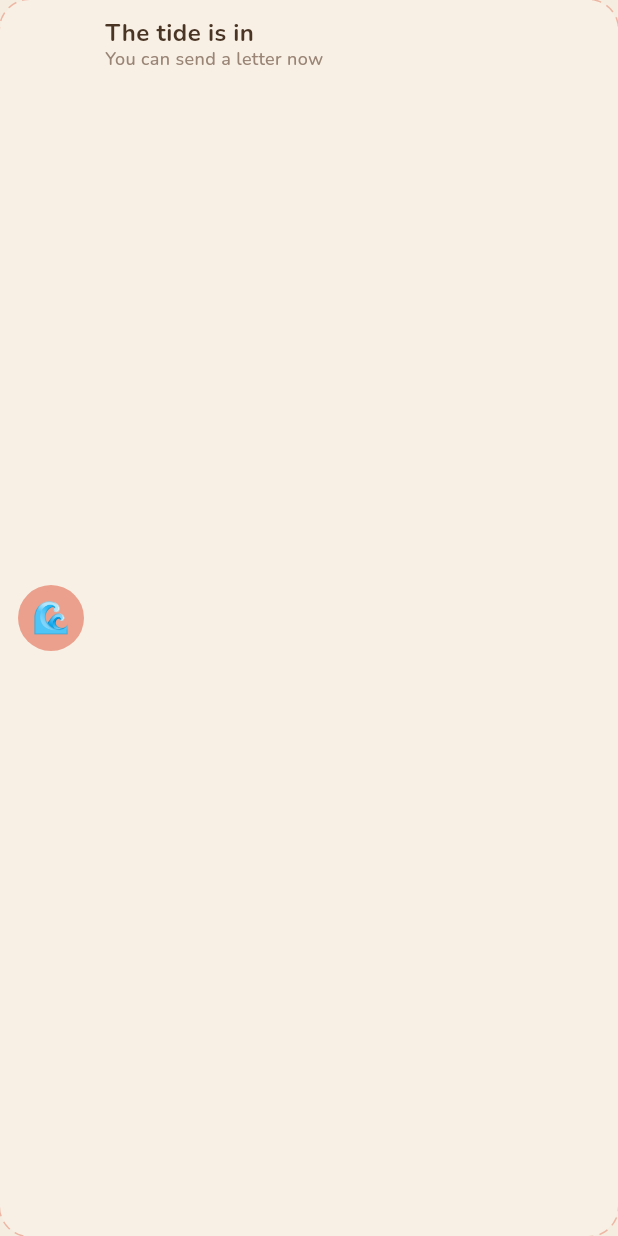
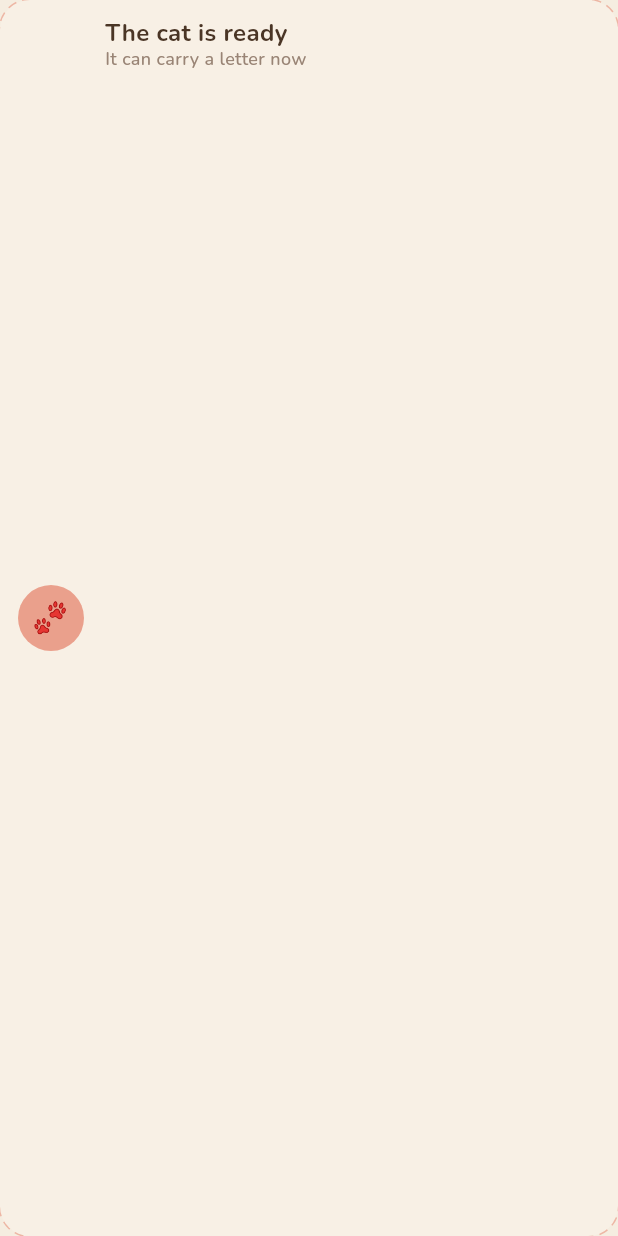
Before and after one commit to EmaadAkhter/NappyCat, a Flutter app: the _TideCard widget shown alone on an empty page, opened directly with empty values, on a phone screen of 412 x 824 dp. Run offline on Flutter 3.47's test engine with Material 3 defaults, Android fonts, the phone set to English and light mode, and no system bars; our stand-ins replace cloud_firestore, firebase_auth, firebase_core; missing offline and left inert: home_widget; accounts and stored records are empty; network calls fail.

Commit message:
Rename to NappyCat, restore the test harness, UI polish pass
Rename: every user-visible surface — launcher labels, iOS display names,
widget gallery name, and all in-app copy including the tide metaphor (now
nap/cat: 'The cat is napping' while the send window is closed). Internal
identifiers (bundle ids, App Group, class names, cache keys, package name)
deliberately keep the old name: they are invisible, wired into Firebase
registrations and the Dart/Swift/Kotlin cache contract, and renaming them
buys nothing but churn.

Harness: the 'client is offline' mystery had a mundane cause — my own
foreground shells timing out and killing the Firebase emulator mid-run,
compounded earlier by suites seeding a hardcoded demo project after the
client had moved to the real one. The suites now run on the Android
emulator (EMULATOR_HOST=10.0.2.2, debug-only cleartext manifest) with the
SDK's actual host printed at startup so a silent redirect failure can never
masquerade as a test failure again. pairing 7/7 (including the previously
unrun switch-pairs regression), messaging 9/9.

The stray production writes that looked like test leakage were the user's
phone hitting the create-invite retry loop in the buggy builds: five
orphan anonymous accounts and four dead pairs. Removed, and dangling
pairIds cleared so no installed app resumes into a dead invite code.

UI, verified by adb-driving the release build (logcat clean of overflows):
- breed names scale down instead of truncating to 'Panda/Koal…'
- invite codes render on one line instead of wrapping mid-code
- naming hint no longer truncates

Co-Authored-By: Claude Fable 5 <noreply@anthropic.com>

```diff
--- a/lib/app.dart
+++ b/lib/app.dart
@@ -28,7 +28,7 @@ class TidalApp extends StatelessWidget {
   Widget build(BuildContext context) {
     SystemChrome.setPreferredOrientations([DeviceOrientation.portraitUp]);
     return MaterialApp(
-      title: 'Tidal',
+      title: 'NappyCat',
       debugShowCheckedModeBanner: false,
       theme: buildCozyTheme(),
       darkTheme: buildCozyTheme(),
@@ -354,7 +354,7 @@ class _Fatal extends StatelessWidget {
               children: [
                 const Text('🌊', style: TextStyle(fontSize: 40)),
                 const SizedBox(height: 12),
-                Text('Could not reach the tide',
+                Text('Couldn\'t wake the cat',
                     style: CozyText.rounded(20, weight: FontWeight.w700)),
                 const SizedBox(height: 8),
                 Text('$error',
--- a/lib/screens/compose/compose_screen.dart
+++ b/lib/screens/compose/compose_screen.dart
@@ -99,9 +99,9 @@ class _ComposeScreenState extends State<ComposeScreen> {
           child: Column(
             mainAxisSize: MainAxisSize.min,
             children: [
-              const Text('🌊', style: TextStyle(fontSize: 40)),
+              const Text('😴', style: TextStyle(fontSize: 40)),
               const SizedBox(height: 12),
-              Text('The tide is out',
+              Text('The cat is napping',
                   style: CozyText.rounded(22, weight: FontWeight.w700)),
               const SizedBox(height: 8),
               Text(
@@ -151,7 +151,7 @@ class _ComposeScreenState extends State<ComposeScreen> {
           ],
           const SizedBox(height: 12),
           CozyButton(
-            title: _sending ? 'Sending…' : 'Send it 🌊',
+            title: _sending ? 'Sending…' : 'Send it 🐾',
             icon: Icons.send,
             onTap: _controller.text.trim().isEmpty || _sending ? null : _send,
           ),
--- a/lib/screens/home/home_screen.dart
+++ b/lib/screens/home/home_screen.dart
@@ -359,19 +359,19 @@ class _TideCard extends StatelessWidget {
               color: CozyColors.warmCoral.withValues(alpha: 0.85),
               shape: BoxShape.circle,
             ),
-            child: const Text('🌊', style: TextStyle(fontSize: 20)),
+            child: const Text('🐾', style: TextStyle(fontSize: 20)),
           ),
           const SizedBox(width: 14),
           Expanded(
             child: Column(
               crossAxisAlignment: CrossAxisAlignment.start,
               children: [
-                Text(locked ? 'The tide is out' : 'The tide is in',
+                Text(locked ? 'The cat is napping' : 'The cat is ready',
                     style: CozyText.rounded(16, weight: FontWeight.w700)),
                 Text(
                   locked
                       ? 'You can write again in ${_remaining(canSendAt!, now)}'
-                      : 'You can send a letter now',
+                      : 'It can carry a letter now',
                   style: CozyText.muted,
                 ),
               ],
--- a/lib/screens/onboarding/cat_naming_screen.dart
+++ b/lib/screens/onboarding/cat_naming_screen.dart
@@ -138,7 +138,7 @@ class _CatNamingScreenState extends State<CatNamingScreen> {
                                     setState(() => _showError = false),
                                 decoration: const InputDecoration(
                                   counterText: '',
-                                  hintText: 'What should they call you?',
+                                  hintText: 'Your name',
                                 ),
                                 style: CozyText.rounded(18,
                                     weight: FontWeight.w600),
--- a/lib/screens/onboarding/widget_guide_screen.dart
+++ b/lib/screens/onboarding/widget_guide_screen.dart
@@ -25,7 +25,7 @@ class WidgetGuideScreen extends StatelessWidget {
               'Touch and hold any empty area until the icons jiggle.',
               CozyColors.softYellow),
           ('2', "Tap '+' & Search",
-              "Tap '+' in the top corner and search for 'Tidal'.",
+              "Tap '+' in the top corner and search for 'NappyCat'.",
               CozyColors.dustyPink),
           ('3', 'Add Widget & Tap to Read',
               'Pick Small or Medium, place it, and tap when a letter arrives.',
@@ -36,7 +36,7 @@ class WidgetGuideScreen extends StatelessWidget {
               'Touch and hold any empty area on your home screen.',
               CozyColors.softYellow),
           ('2', "Tap 'Widgets'",
-              "Choose 'Widgets' from the menu, then find 'Tidal'.",
+              "Choose 'Widgets' from the menu, then find 'NappyCat'.",
               CozyColors.dustyPink),
           ('3', 'Drag It Home & Tap to Read',
               'Drag the widget onto your screen and tap when a letter arrives.',
```
Also changed, not shown: lib/screens/onboarding/cat_selection_screen.dart (+9 -5 lines), lib/screens/pairing/pairing_screen.dart (+12 -6 lines), 6 other files.
